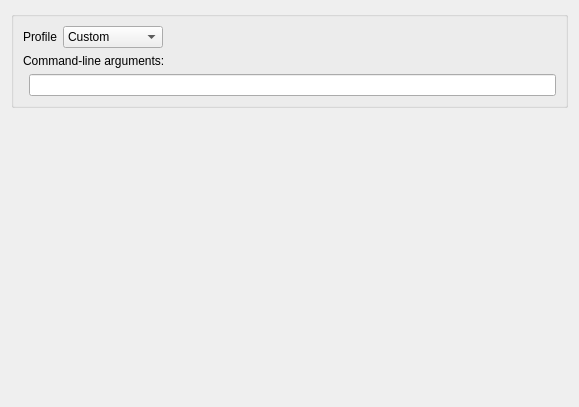
The window that languages/plugins/custom-definesandincludes/kcm_widget/parserwidget.ui (KDE/kdevelop) describes before a commit, drawn with Qt 5.
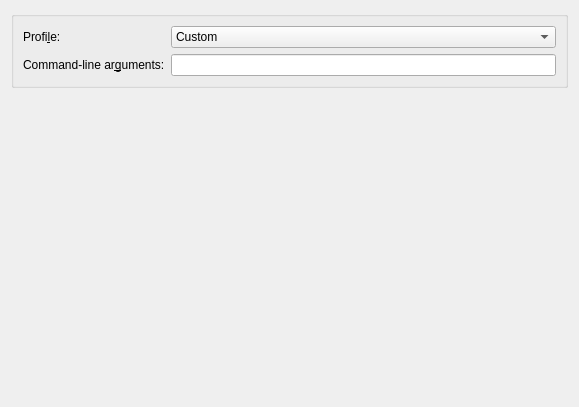
The same window after the commit.

```diff
--- a/languages/plugins/custom-definesandincludes/kcm_widget/parserwidget.ui
+++ b/languages/plugins/custom-definesandincludes/kcm_widget/parserwidget.ui
@@ -19,17 +19,18 @@
      <property name="title">
       <string/>
      </property>
-     <layout class="QGridLayout" name="gridLayout_2">
-      <item row="1" column="0">
-       <layout class="QHBoxLayout" name="profileLayout">
-        <item>
+     <layout class="QFormLayout" name="formLayout">
+      <item row="0" column="0">
          <widget class="QLabel" name="label_2">
           <property name="text">
-           <string>Profile</string>
+         <string>Profi&amp;le:</string>
+        </property>
+        <property name="buddy">
+         <cstring>languageStandards</cstring>
           </property>
          </widget>
         </item>
-        <item>
+      <item row="0" column="1">
          <widget class="QComboBox" name="languageStandards">
           <property name="sizePolicy">
            <sizepolicy hsizetype="Preferred" vsizetype="Fixed">
@@ -88,27 +89,13 @@
           </item>
          </widget>
         </item>
-        <item>
-         <spacer name="horizontalSpacer">
-          <property name="orientation">
-           <enum>Qt::Horizontal</enum>
-          </property>
-          <property name="sizeHint" stdset="0">
-           <size>
-            <width>40</width>
-            <height>0</height>
-           </size>
-          </property>
-         </spacer>
-        </item>
-       </layout>
-      </item>
-      <item row="2" column="0">
-       <layout class="QGridLayout" name="argumentsLayout">
-        <item row="0" column="0" colspan="2">
+      <item row="1" column="0">
          <widget class="QLabel" name="argumentsLabel">
           <property name="text">
-           <string>Command-line arguments:</string>
+         <string>Command-line ar&amp;guments:</string>
+        </property>
+        <property name="buddy">
+         <cstring>parserOptions</cstring>
           </property>
          </widget>
         </item>
@@ -121,8 +108,6 @@
            </size>
           </property>
          </widget>
-        </item>
-       </layout>
       </item>
      </layout>
     </widget>
```
Lines whose indentation alone changed are shown as unchanged.
